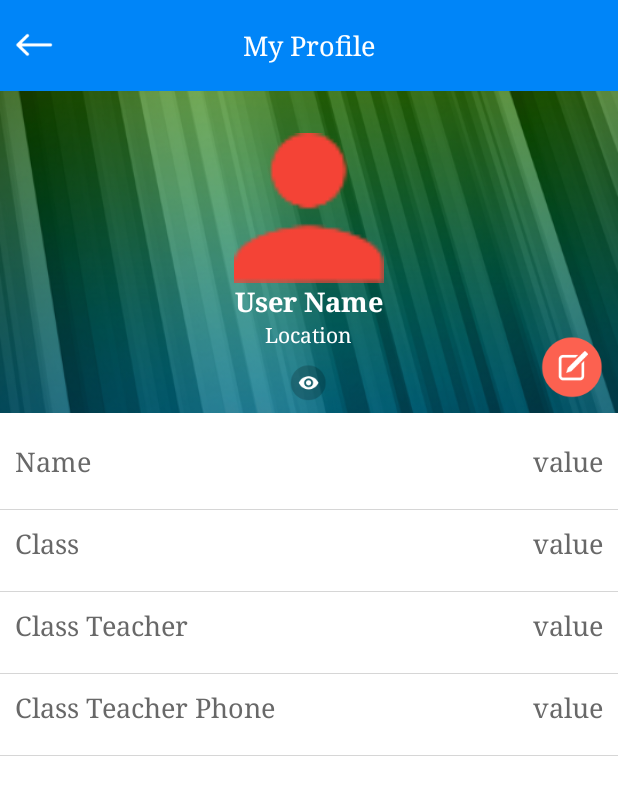
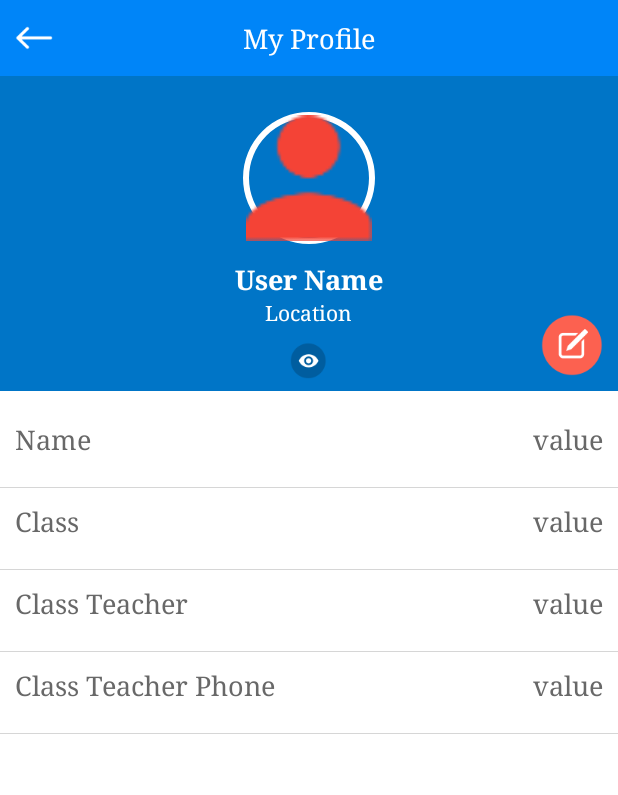
Before and after one commit to shyam1234/NewBlankFramework, an Android app: the ChildProfileActivity screen opened directly, with no data from a screen before it, on a phone screen of 412 x 824 dp. Shown: the top 795 px of the screen. Run offline under Robolectric (Android 15) with nearby library versions, the light colour scheme and no system bars; our stand-ins replace Volley; libraries missing offline, so code that uses them is left out: com.nostra13.universalimageloader; network calls fail; pictures from the network do not load; 3 statements that could not run were skipped.

Commit message:
IT Office

```diff
--- a/app/src/main/java/com/stpl/edurp/fragments/WardFragment.java
+++ b/app/src/main/java/com/stpl/edurp/fragments/WardFragment.java
@@ -84,7 +84,7 @@
         mTextViewTitle = (TextView) getView().findViewById(R.id.textview_title);
         mTextViewTitle.setText(R.string.tab_wards);
         mImageViewStudentTitleImg = (ImageView) getView().findViewById(R.id.imageview_profile);
-        mImageViewStudentTitleImg.setVisibility(View.VISIBLE);
+        mImageViewStudentTitleImg.setVisibility(View.INVISIBLE);
         //------------------------------------------------------
         mFramLayout = (FrameLayout) getView().findViewById(R.id.framelayout_holder);
         mProfileImage = (ImageView) getView().findViewById(R.id.imageview_profile_logo);
@@ -92,7 +92,7 @@
         mProfileHeaderLocation = (TextView) getView().findViewById(R.id.textview_profile_header_location);
         mProfileEye = (ImageView) getView().findViewById(R.id.imageview_profile_eye);
         //mFloatingBtn = (FloatingActionButton)getView().findViewById(R.id.fab_edit);
-        mProfileEye.setVisibility(View.VISIBLE);
+        mProfileEye.setVisibility(View.GONE);
         mRecycleViewChildInfo = (RecyclerView) getView().findViewById(R.id.listview_frag_ward);
         mProfileEye.setOnClickListener(this);
         //mFloatingBtn.setOnClickListener(this);
--- /dev/null
+++ b/app/src/main/res/drawable/circle_white_shape.xml
@@ -0,0 +1,10 @@
+<?xml version="1.0" encoding="utf-8"?>
+<shape
+    xmlns:android="http://schemas.android.com/apk/res/android"
+    android:shape="ring"
+    android:innerRadiusRatio="2.5"
+    android:thickness="4dp"
+    android:useLevel="false">
+    <solid android:color="@color/colorWhite" />
+
+</shape>
--- a/app/src/main/res/layout/inc_main_header.xml
+++ b/app/src/main/res/layout/inc_main_header.xml
@@ -32,8 +32,8 @@
 
     <ImageView
         android:id="@+id/imageview_profile"
-        android:layout_width="50dp"
-        android:layout_height="50dp"
+        android:layout_width="40dp"
+        android:layout_height="40dp"
         android:layout_alignParentRight="true"
         android:layout_centerVertical="true"
         android:src="@drawable/avater" />
--- a/app/src/main/res/layout/inc_profile_header.xml
+++ b/app/src/main/res/layout/inc_profile_header.xml
@@ -5,18 +5,20 @@
     android:layout_height="match_parent">
 
     <RelativeLayout
-        android:padding="8dp"
         android:id="@+id/rel_holder"
         android:layout_width="match_parent"
         android:layout_height="wrap_content"
-        android:background="@drawable/profile_bg">
+        android:background="@color/colorPrimary"
+        android:padding="8dp">
 
         <ImageView
             android:id="@+id/imageview_profile_logo"
             android:layout_width="100dp"
             android:layout_height="100dp"
             android:layout_centerHorizontal="true"
-            android:layout_marginTop="20dp"
+            android:layout_marginTop="10dp"
+            android:background="@drawable/circle_white_shape"
+            android:padding="8dp"
             android:src="@drawable/avater" />
 
         <TextView
@@ -25,9 +27,11 @@
             android:layout_height="wrap_content"
             android:layout_below="@+id/imageview_profile_logo"
             android:layout_centerHorizontal="true"
+            android:layout_marginTop="5dp"
             android:text="@string/user_name"
+            android:textAppearance="@style/TextAppearance.AppCompat.Medium"
             android:textColor="@color/colorWhite"
-            android:textAppearance="@style/TextAppearance.AppCompat.Medium"           android:textStyle="bold" />
+            android:textStyle="bold" />
 
         <TextView
             android:id="@+id/textview_profile_header_location"
@@ -36,8 +40,8 @@
             android:layout_below="@+id/textview_profile_header_name"
             android:layout_centerHorizontal="true"
             android:text="@string/location"
+            android:textAppearance="@style/TextAppearance.AppCompat.Small"
             android:textColor="@color/colorWhite"
-            android:textAppearance="@style/TextAppearance.AppCompat.Small"
             android:textStyle="normal" />
 
         <ImageView
@@ -67,7 +71,6 @@
     </RelativeLayout>
 
     <ImageView
-        android:visibility="gone"
         android:id="@+id/imageView_edit"
         android:layout_width="wrap_content"
         android:layout_height="wrap_content"
@@ -75,5 +78,6 @@
         android:layout_alignParentEnd="true"
         android:layout_alignParentRight="true"
         android:padding="10dp"
-        android:src="@drawable/edit_profile" />
+        android:src="@drawable/edit_profile"
+        android:visibility="gone" />
 </RelativeLayout>
```
Also changed, not shown: app/src/main/res/layout/fragment_ward.xml (+9 -5 lines), app/src/main/res/drawable-xhdpi/profile_bg.png (deleted).
